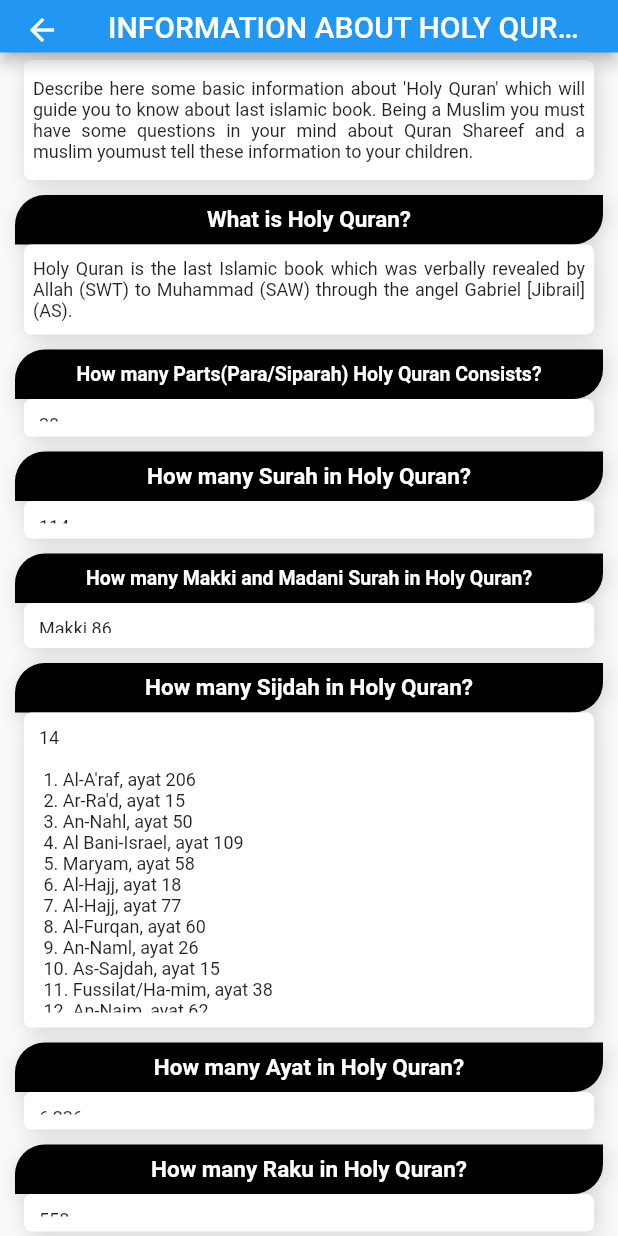
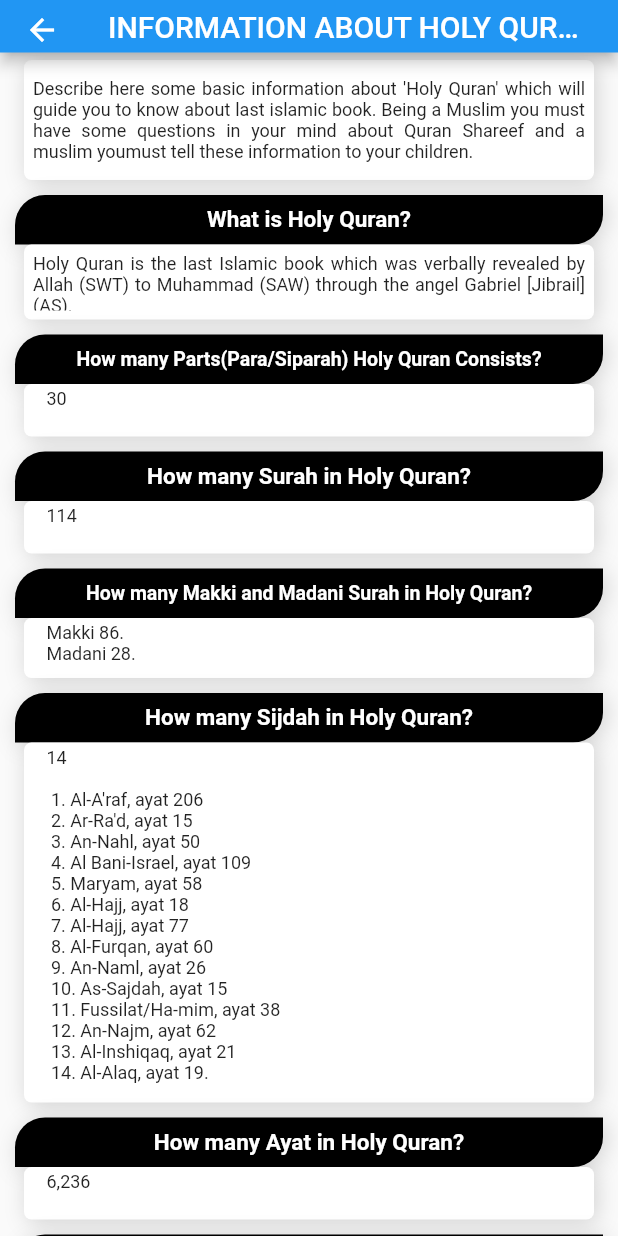
Before and after one commit to fdmominbd/firstHolyQuran, a Flutter app: the InfoAboutQuran screen opened directly, on a phone screen of 412 x 824 dp. Run offline on Flutter 3.47's test engine with Material 2 defaults, Android fonts, the light colour scheme and no system bars; our stand-ins replace carousel_slider, shared_preferences; missing offline and left inert: alert_dialog, wc_flutter_share; accounts and stored records are empty.

Commit message:
6th commit 27.1.22

```diff
--- a/lib/screens/ui/other/AboutUs.dart
+++ b/lib/screens/ui/other/AboutUs.dart
@@ -39,8 +39,8 @@ class _AboutUsState extends State<AboutUs> {
             Text('fd.mominbd@gmail.com',style: TextStyle(fontSize: 14,color: Colors.white60 ),),
             SizedBox(height: h*0.01,),
             Image(
-              width: 120.0,
-              height: 130.0,
+              width: 150,
+              height: 150,
               image: AssetImage('assets/images/quran1.png'),
               fit: BoxFit.cover,),
             SizedBox(height: h*0.05,),
--- a/lib/screens/ui/other/infoAboutQuran.dart
+++ b/lib/screens/ui/other/infoAboutQuran.dart
@@ -72,7 +72,7 @@ class _InfoAboutQuranState extends State<InfoAboutQuran> {
                       textAlign: TextAlign.justify,))
                 ),
                 Container(
-                    height: 60,
+                    height: 50,
                     width: 380,
                     decoration: BoxDecoration(
                       boxShadow: [
@@ -114,7 +114,7 @@ class _InfoAboutQuranState extends State<InfoAboutQuran> {
                       textAlign: TextAlign.justify,))
                 ),
                 Container(
-                    height: 25,
+                    height: 35,
                     width: 380,
                     decoration: BoxDecoration(
                       boxShadow: [
@@ -130,7 +130,7 @@ class _InfoAboutQuranState extends State<InfoAboutQuran> {
                       color: Colors.white,
                     ),
                     child: Padding(
-                      padding: const EdgeInsets.all(10),
+                      padding: const EdgeInsets.only(left: 15,top: 3,bottom: 3),
                       child: Text("30",
                         style: TextStyle(fontSize: 12),textAlign: TextAlign.justify,),
                     )
@@ -155,7 +155,7 @@ class _InfoAboutQuranState extends State<InfoAboutQuran> {
                       textAlign: TextAlign.justify,))
                 ),
                 Container(
-                    height: 25,
+                    height: 35,
                     width: 380,
                     decoration: BoxDecoration(
                       boxShadow: [
@@ -171,7 +171,7 @@ class _InfoAboutQuranState extends State<InfoAboutQuran> {
                       color: Colors.white,
                     ),
                     child: Padding(
-                      padding: const EdgeInsets.all(10),
+                      padding: const EdgeInsets.only(left: 15,top: 3,bottom: 3),
                       child: Text("114",
                         style: TextStyle(fontSize: 12),textAlign: TextAlign.justify,),
                     )
@@ -196,7 +196,7 @@ class _InfoAboutQuranState extends State<InfoAboutQuran> {
                       textAlign: TextAlign.justify,))
                 ),
                 Container(
-                    height: 30,
+                    height: 40,
                     width: 380,
                     decoration: BoxDecoration(
                       boxShadow: [
@@ -212,7 +212,7 @@ class _InfoAboutQuranState extends State<InfoAboutQuran> {
                       color: Colors.white,
                     ),
                     child: Padding(
-                      padding: const EdgeInsets.all(10),
+                      padding: const EdgeInsets.only(left: 15,top: 3,bottom: 3),
                       child: Text("Makki 86.\nMadani 28.",
                         style: TextStyle(fontSize: 12),textAlign: TextAlign.justify,),
                     )
@@ -237,7 +237,7 @@ class _InfoAboutQuranState extends State<InfoAboutQuran> {
                       textAlign: TextAlign.justify,))
                 ),
                 Container(
-                    height: 210,
+                    height: 240,
                     width: 380,
                     decoration: BoxDecoration(
                       boxShadow: [
@@ -253,7 +253,7 @@ class _InfoAboutQuranState extends State<InfoAboutQuran> {
                       color: Colors.white,
                     ),
                     child: Padding(
-                      padding: const EdgeInsets.all(10),
+                      padding: const EdgeInsets.only(left: 15,top: 3,bottom: 3),
                       child: Text("14 \n\n 1. Al-A'raf, ayat 206 \n 2. Ar-Ra'd, ayat 15 \n 3. An-Nahl, ayat 50 \n 4. Al Bani-Israel, ayat 109 \n 5. Maryam, ayat 58 \n 6. Al-Hajj, ayat 18 \n 7. Al-Hajj, ayat 77 \n 8. Al-Furqan, ayat 60 \n 9. An-Naml, ayat 26 \n 10. As-Sajdah, ayat 15 \n 11. Fussilat/Ha-mim, ayat 38 \n 12. An-Najm, ayat 62 \n 13. Al-Inshiqaq, ayat 21 \n 14. Al-Alaq, ayat 19.",
                         style: TextStyle(fontSize: 12),textAlign: TextAlign.justify,),
                     )
@@ -278,7 +278,7 @@ class _InfoAboutQuranState extends State<InfoAboutQuran> {
                       textAlign: TextAlign.justify,))
                 ),
                 Container(
-                    height: 25,
+                    height: 35,
                     width: 380,
                     decoration: BoxDecoration(
                       boxShadow: [
@@ -294,7 +294,7 @@ class _InfoAboutQuranState extends State<InfoAboutQuran> {
                       color: Colors.white,
                     ),
                     child: Padding(
-                      padding: const EdgeInsets.all(10),
+                      padding: const EdgeInsets.only(left: 15,top: 3,bottom: 3),
                       child: Text("6,236",
                         style: TextStyle(fontSize: 12),textAlign: TextAlign.justify,),
                     )
@@ -319,7 +319,7 @@ class _InfoAboutQuranState extends State<InfoAboutQuran> {
                       textAlign: TextAlign.justify,))
                 ),
                 Container(
-                    height: 25,
+                    height: 35,
                     width: 380,
                     decoration: BoxDecoration(
                       boxShadow: [
@@ -335,7 +335,7 @@ class _InfoAboutQuranState extends State<InfoAboutQuran> {
                       color: Colors.white,
                     ),
                     child: Padding(
-                      padding: const EdgeInsets.all(10),
+                      padding: const EdgeInsets.only(left: 15,top: 3,bottom: 3),
                       child: Text("558",
                         style: TextStyle(fontSize: 12),textAlign: TextAlign.justify,),
                     )
@@ -360,7 +360,7 @@ class _InfoAboutQuranState extends State<InfoAboutQuran> {
                       textAlign: TextAlign.justify,))
                 ),
                 Container(
-                    height: 25,
+                    height: 35,
                     width: 380,
                     decoration: BoxDecoration(
                       boxShadow: [
@@ -376,7 +376,7 @@ class _InfoAboutQuranState extends State<InfoAboutQuran> {
                       color: Colors.white,
                     ),
                     child: Padding(
-                      padding: const EdgeInsets.all(10),
+                      padding: const EdgeInsets.only(left: 15,top: 3,bottom: 3),
                       child: Text("7",
                         style: TextStyle(fontSize: 12),textAlign: TextAlign.justify,),
                     )
@@ -401,7 +401,7 @@ class _InfoAboutQuranState extends State<InfoAboutQuran> {
                       textAlign: TextAlign.justify,))
                 ),
                 Container(
-                    height: 25,
+                    height: 35,
                     width: 380,
                     decoration: BoxDecoration(
                       boxShadow: [
@@ -417,7 +417,7 @@ class _InfoAboutQuranState extends State<InfoAboutQuran> {
                       color: Colors.white,
                     ),
                     child: Padding(
-                      padding: const EdgeInsets.all(10),
+                      padding: const EdgeInsets.only(left: 15,top: 3,bottom: 3),
                       child: Text("77,934",
                         style: TextStyle(fontSize: 12),textAlign: TextAlign.justify,),
                     )
@@ -442,7 +442,7 @@ class _InfoAboutQuranState extends State<InfoAboutQuran> {
                       textAlign: TextAlign.justify,))
                 ),
                 Container(
-                    height: 25,
+                    height: 35,
                     width: 380,
                     decoration: BoxDecoration(
                       boxShadow: [
@@ -458,7 +458,7 @@ class _InfoAboutQuranState extends State<InfoAboutQuran> {
                       color: Colors.white,
                     ),
                     child: Padding(
-                      padding: const EdgeInsets.all(10),
+                      padding: const EdgeInsets.only(left: 15,top: 3,bottom: 3),
                       child: Text("3,23,670",
                         style: TextStyle(fontSize: 12),textAlign: TextAlign.justify,),
                     )
```
